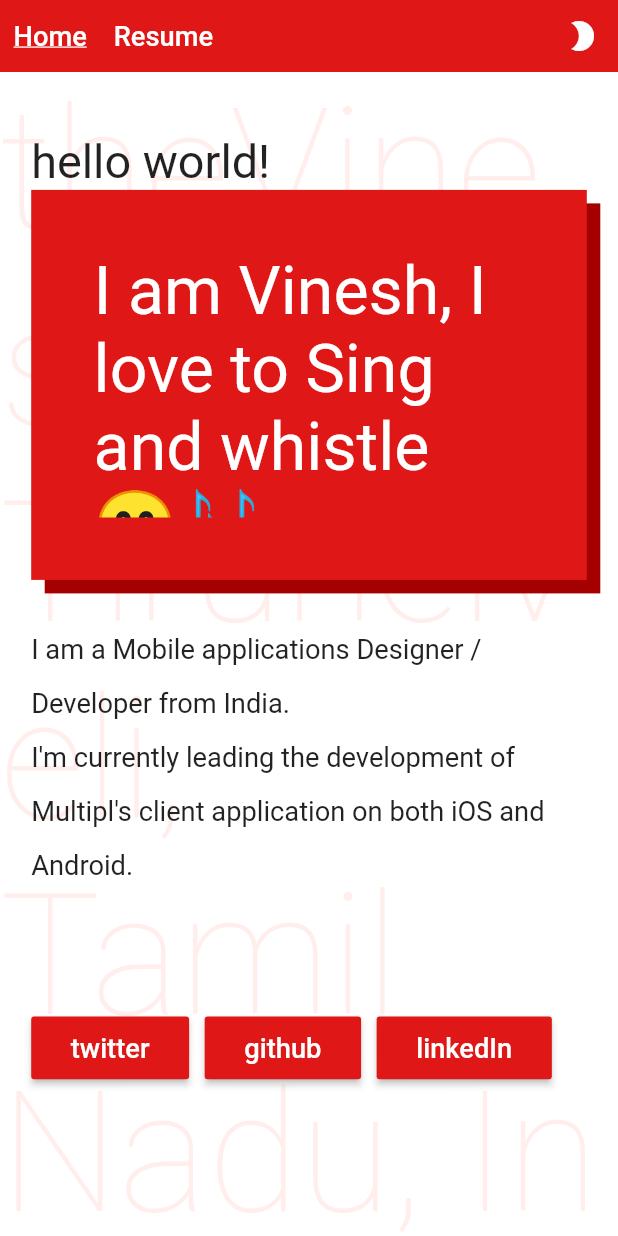
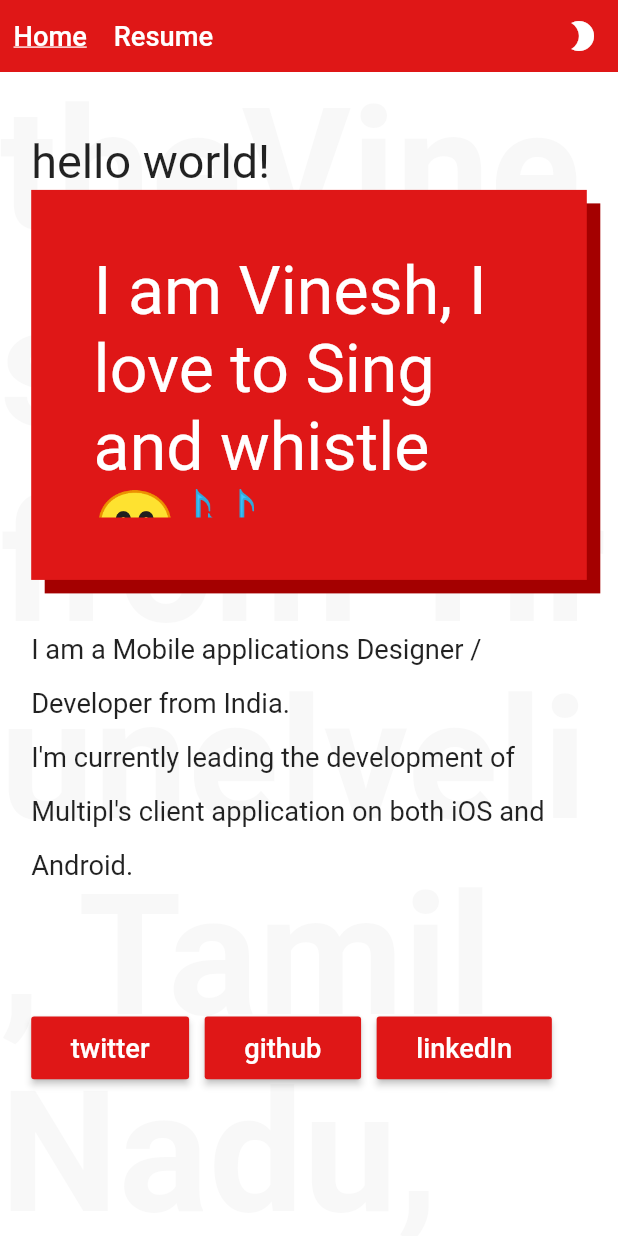
Before and after one commit to theVinesh/personal-site, a Flutter app: the screen it shows after launch, on a phone screen of 412 x 824 dp. Run offline on Flutter 3.47's test engine with Material 2 defaults, Android fonts, the phone set to English and light mode, and no system bars; our stand-ins replace flutter_markdown, flutter_mobx, mobx; generated files the repository leaves out were written again.

Commit message:
Update color and weight of word wall

```diff
--- a/lib/constants/constants.dart
+++ b/lib/constants/constants.dart
@@ -2,3 +2,4 @@ export 'strings.dart';
 export 'theme.dart';
 export 'colors.dart';
 export 'assets.dart';
+export 'dimen.dart';
--- /dev/null
+++ b/lib/constants/dimen.dart
@@ -0,0 +1,3 @@
+class AppDimen {
+  static const NAV_BAR_HEIGHT = 64.0;
+}
--- a/lib/main.dart
+++ b/lib/main.dart
@@ -52,16 +52,17 @@ class _SiteState extends State<Site> {
       builder: (_) => Theme(
         data: AppTheme.theme(using: context, darkMode: _store.darkMode),
         child: Scaffold(
-          appBar:
-              NavBar(appStore: _store, preferredHeight: 64.dp(using: context)),
+          appBar: NavBar(
+              appStore: _store,
+              preferredHeight: AppDimen.NAV_BAR_HEIGHT.dp(using: context)),
           body: Stack(
             children: [
               Text(
                 AppStrings.bgWordWall,
-                style: Theme.of(context)
-                    .textTheme
-                    .headline1
-                    .copyWith(color: AppColors.tomato.withOpacity(0.10)),
+                style: Theme.of(context).textTheme.headline1.copyWith(
+                      color: _store.bgWallColor,
+                      fontWeight: FontWeight.bold,
+                    ),
               ),
               _store.currentPage.widget,
             ],
--- a/lib/page/store/app_store.dart
+++ b/lib/page/store/app_store.dart
@@ -1,4 +1,7 @@
+import 'dart:ui';
+
 import 'package:mobx/mobx.dart';
+import 'package:thevinesh/constants/constants.dart';
 import 'package:thevinesh/page/pages.dart';
 
 part 'app_store.g.dart';
@@ -8,6 +11,11 @@ class AppStore = _AppStore with _$AppStore;
 abstract class _AppStore with Store {
   @observable
   bool darkMode = false;
+
+  @computed
+  Color get bgWallColor =>
+      (darkMode ? AppColors.doctorWhite : AppColors.nero).withOpacity(0.03);
+
   @observable
   AppPage currentPage = AppPage.home;
 
```
